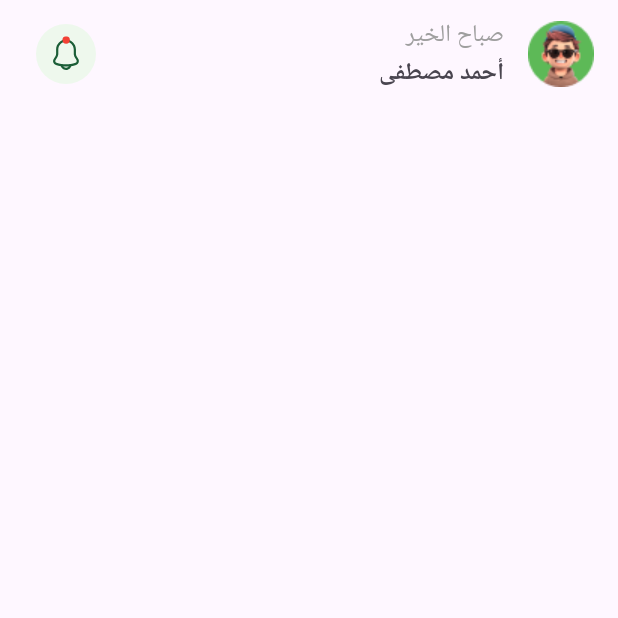
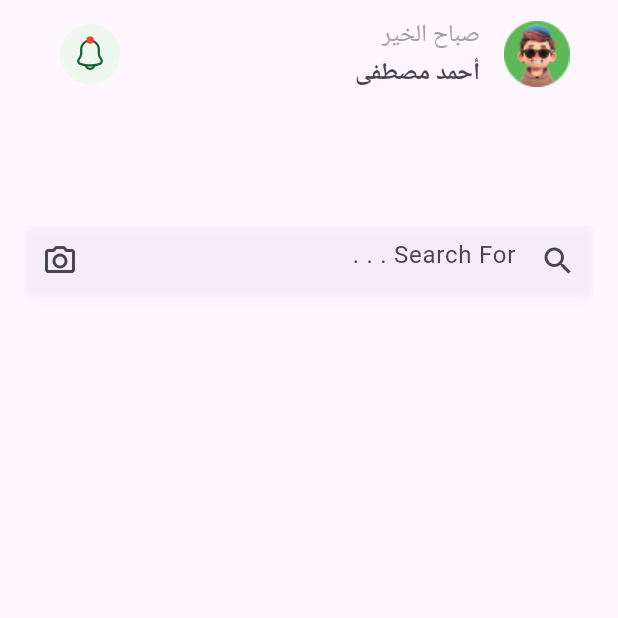
Before and after one commit to mohammed-shaneaf/flutter-daily-challenges, a Flutter app: the screen it shows after launch, on a phone screen of 412 x 824 dp, the top half of it. Run offline on Flutter 3.47's test engine with Material 3 defaults, Android fonts, the phone set to English and light mode, and no system bars; our stand-ins replace flutter_rating, flutter_svg, smooth_page_indicator.

Commit message:
feat(ui) : day 002 : search filter

```diff
--- a/lib/days/day_002_ecommerce_home_page/screen_day_two.dart
+++ b/lib/days/day_002_ecommerce_home_page/screen_day_two.dart
@@ -1,5 +1,6 @@
 import 'package:flutter/material.dart';
 import 'package:flutter_challenges/days/day_002_ecommerce_home_page/widgets/header_content.dart';
+import 'package:flutter_challenges/days/day_002_ecommerce_home_page/widgets/search_text_field.dart';
 
 class ScreenDayTwo extends StatelessWidget {
   const ScreenDayTwo({super.key});
@@ -8,9 +9,10 @@ class ScreenDayTwo extends StatelessWidget {
   Widget build(BuildContext context) {
     return Scaffold(
       body: SafeArea(
+        child: Padding(
+          padding: const EdgeInsets.symmetric(horizontal: 16),
           child: CustomScrollView(
             slivers: [
-            SliverPadding(padding: const EdgeInsets.symmetric(horizontal: 16)),
               SliverAppBar(
                 floating: true,
                 pinned: true,
@@ -19,9 +21,35 @@ class ScreenDayTwo extends StatelessWidget {
                 expandedHeight: 150,
                 flexibleSpace: FlexibleSpaceBar(background: HeaderContent()),
               ),
+              SliverToBoxAdapter(
+                child: Column(
+                  children: [
+                    Directionality(
+                      textDirection: TextDirection.rtl,
+                      child: SearchTextField(),
+                    ),
+                    const SizedBox(height: 12),
                   ],
+                ),
+              ),
+            ],
+          ),
         ),
       ),
     );
   }
 }
+
+class FeaturedList extends StatelessWidget {
+  const FeaturedList({super.key});
+
+  @override
+  Widget build(BuildContext context) {
+    return SingleChildScrollView(
+      scrollDirection: Axis.horizontal,
+      child: Row(children: [
+        List.generate(4, (index) => Container(width: 100, height: 100, color: Colors.red)),
+      ]),
+    );
+  }
+}
--- /dev/null
+++ b/lib/days/day_002_ecommerce_home_page/widgets/search_text_field.dart
@@ -0,0 +1,30 @@
+import 'package:flutter/material.dart';
+
+class SearchTextField extends StatelessWidget {
+  const SearchTextField({super.key});
+
+  @override
+  Widget build(BuildContext context) {
+    return Container(
+      decoration: BoxDecoration(
+        color: const Color.fromARGB(0, 97, 95, 95),
+        borderRadius: BorderRadius.circular(6),
+        boxShadow: const [
+          BoxShadow(color: Color(0x0A000000), offset: Offset(0, 1), blurRadius: 4),
+        ],
+      ),
+      child: TextField(
+        keyboardType: TextInputType.text,
+        decoration: InputDecoration(
+          prefixIcon: Icon(Icons.search),
+          suffixIcon: Icon(Icons.camera_alt_outlined),
+          border: InputBorder.none,
+          focusedBorder: InputBorder.none,
+          fillColor: const Color.fromARGB(0, 0, 0, 0),
+          enabledBorder: InputBorder.none,
+          hintText: 'Search For . . . ',
+        ),
+      ),
+    );
+  }
+}
```
Also changed, not shown: lib/days/day_002_ecommerce_home_page/widgets/featured_item.dart (added, +60 -0 lines). Lines whose indentation alone changed are shown as unchanged.
